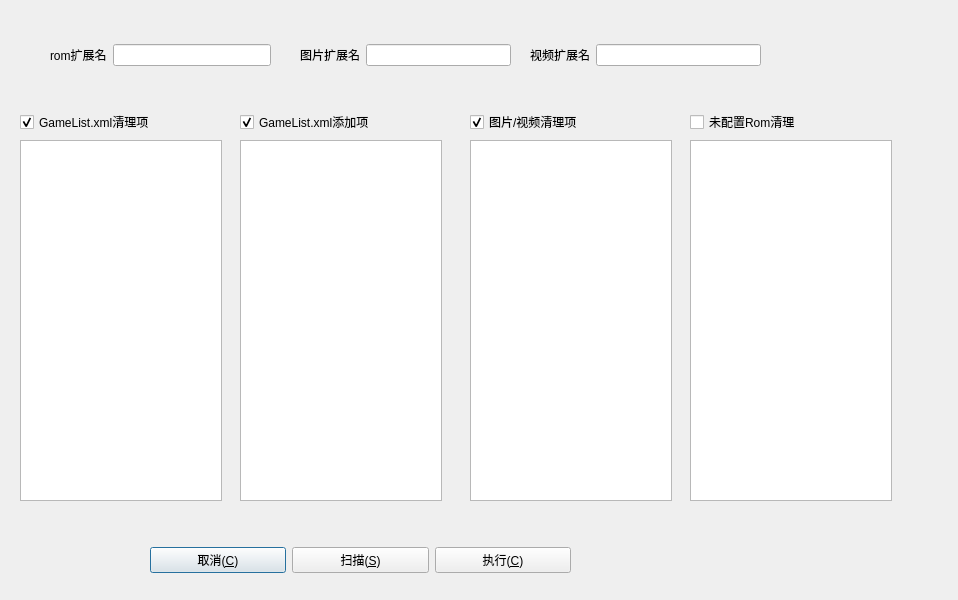
The window that gameclean.ui (xxxsen/retroeditor) describes before a commit, drawn with Qt 5.
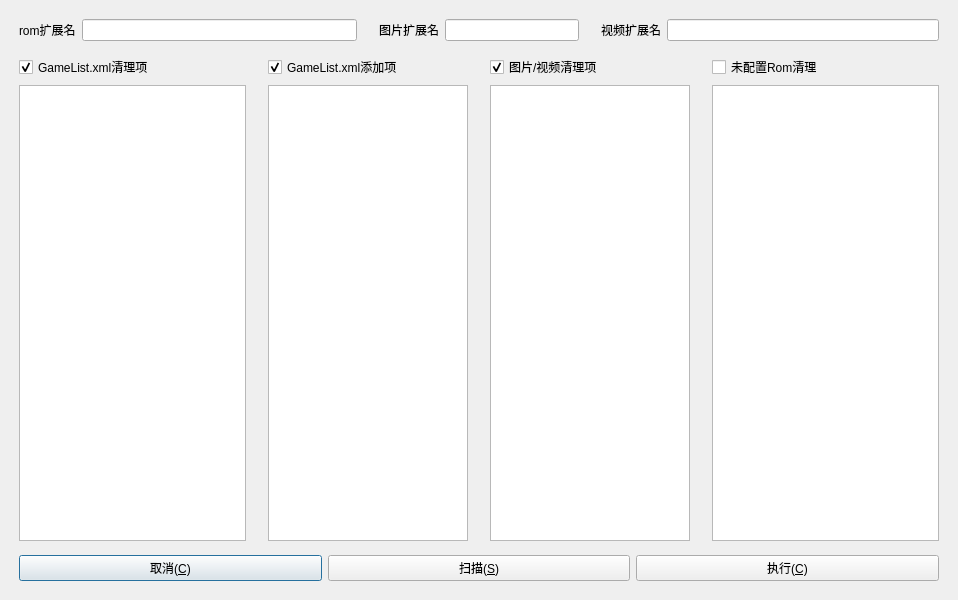
The same window after the commit.

```diff
--- a/gameclean.ui
+++ b/gameclean.ui
@@ -13,16 +13,99 @@
   <property name="windowTitle">
    <string>Gamelist.xml重建</string>
   </property>
-  <widget class="QWidget" name="gridLayoutWidget">
-   <property name="geometry">
-    <rect>
-     <x>20</x>
-     <y>110</y>
-     <width>202</width>
-     <height>391</height>
-    </rect>
-   </property>
+  <layout class="QGridLayout" name="gridLayout_3">
+   <item row="0" column="0" colspan="2">
+    <layout class="QGridLayout" name="gridLayout_6">
+     <property name="leftMargin">
+      <number>8</number>
+     </property>
+     <property name="topMargin">
+      <number>8</number>
+     </property>
+     <property name="rightMargin">
+      <number>8</number>
+     </property>
+     <property name="bottomMargin">
+      <number>8</number>
+     </property>
+     <item row="0" column="0">
+      <widget class="QLabel" name="label">
+       <property name="text">
+        <string>rom扩展名</string>
+       </property>
+      </widget>
+     </item>
+     <item row="0" column="1">
+      <widget class="QLineEdit" name="leRomExt"/>
+     </item>
+    </layout>
+   </item>
+   <item row="0" column="2" colspan="2">
+    <layout class="QGridLayout" name="gridLayout_7">
+     <property name="leftMargin">
+      <number>8</number>
+     </property>
+     <property name="topMargin">
+      <number>8</number>
+     </property>
+     <property name="rightMargin">
+      <number>8</number>
+     </property>
+     <property name="bottomMargin">
+      <number>8</number>
+     </property>
+     <item row="0" column="0">
+      <widget class="QLabel" name="label_2">
+       <property name="text">
+        <string>图片扩展名</string>
+       </property>
+      </widget>
+     </item>
+     <item row="0" column="1">
+      <widget class="QLineEdit" name="lePicExt"/>
+     </item>
+    </layout>
+   </item>
+   <item row="0" column="4" colspan="2">
+    <layout class="QGridLayout" name="gridLayout_8">
+     <property name="leftMargin">
+      <number>8</number>
+     </property>
+     <property name="topMargin">
+      <number>8</number>
+     </property>
+     <property name="rightMargin">
+      <number>8</number>
+     </property>
+     <property name="bottomMargin">
+      <number>8</number>
+     </property>
+     <item row="0" column="0">
+      <widget class="QLabel" name="label_3">
+       <property name="text">
+        <string>视频扩展名</string>
+       </property>
+      </widget>
+     </item>
+     <item row="0" column="1">
+      <widget class="QLineEdit" name="leVideoExt"/>
+     </item>
+    </layout>
+   </item>
+   <item row="1" column="0">
    <layout class="QGridLayout" name="gridLayout">
+     <property name="leftMargin">
+      <number>8</number>
+     </property>
+     <property name="topMargin">
+      <number>0</number>
+     </property>
+     <property name="rightMargin">
+      <number>8</number>
+     </property>
+     <property name="bottomMargin">
+      <number>0</number>
+     </property>
     <item row="1" column="0">
      <widget class="QListWidget" name="LstClean">
       <property name="minimumSize">
@@ -47,17 +130,21 @@
      </widget>
     </item>
    </layout>
-  </widget>
-  <widget class="QWidget" name="gridLayoutWidget_2">
-   <property name="geometry">
-    <rect>
-     <x>240</x>
-     <y>110</y>
-     <width>202</width>
-     <height>391</height>
-    </rect>
-   </property>
+   </item>
+   <item row="1" column="1" colspan="2">
    <layout class="QGridLayout" name="gridLayout_2">
+     <property name="leftMargin">
+      <number>8</number>
+     </property>
+     <property name="topMargin">
+      <number>0</number>
+     </property>
+     <property name="rightMargin">
+      <number>8</number>
+     </property>
+     <property name="bottomMargin">
+      <number>0</number>
+     </property>
     <item row="1" column="0">
      <widget class="QListWidget" name="LstAdd">
       <property name="minimumSize">
@@ -82,17 +169,21 @@
      </widget>
     </item>
    </layout>
-  </widget>
-  <widget class="QWidget" name="gridLayoutWidget_4">
-   <property name="geometry">
-    <rect>
-     <x>470</x>
-     <y>110</y>
-     <width>202</width>
-     <height>391</height>
-    </rect>
-   </property>
+   </item>
+   <item row="1" column="3" colspan="2">
    <layout class="QGridLayout" name="gridLayout_4">
+     <property name="leftMargin">
+      <number>8</number>
+     </property>
+     <property name="topMargin">
+      <number>0</number>
+     </property>
+     <property name="rightMargin">
+      <number>8</number>
+     </property>
+     <property name="bottomMargin">
+      <number>0</number>
+     </property>
     <item row="1" column="0">
      <widget class="QListWidget" name="LstCleanMedia">
       <property name="minimumSize">
@@ -117,17 +208,60 @@
      </widget>
     </item>
    </layout>
-  </widget>
-  <widget class="QWidget" name="gridLayoutWidget_5">
-   <property name="geometry">
-    <rect>
-     <x>150</x>
-     <y>520</y>
-     <width>421</width>
-     <height>80</height>
-    </rect>
-   </property>
+   </item>
+   <item row="1" column="5">
+    <layout class="QGridLayout" name="gridLayout_9">
+     <property name="leftMargin">
+      <number>8</number>
+     </property>
+     <property name="topMargin">
+      <number>0</number>
+     </property>
+     <property name="rightMargin">
+      <number>8</number>
+     </property>
+     <property name="bottomMargin">
+      <number>0</number>
+     </property>
+     <item row="1" column="0">
+      <widget class="QListWidget" name="LstCleanRom">
+       <property name="minimumSize">
+        <size>
+         <width>200</width>
+         <height>0</height>
+        </size>
+       </property>
+      </widget>
+     </item>
+     <item row="0" column="0">
+      <widget class="QCheckBox" name="cbCleanRom">
+       <property name="text">
+        <string>未配置Rom清理</string>
+       </property>
+       <property name="checked">
+        <bool>false</bool>
+       </property>
+       <property name="tristate">
+        <bool>false</bool>
+       </property>
+      </widget>
+     </item>
+    </layout>
+   </item>
+   <item row="2" column="0" colspan="6">
    <layout class="QGridLayout" name="gridLayout_5">
+     <property name="leftMargin">
+      <number>8</number>
+     </property>
+     <property name="topMargin">
+      <number>8</number>
+     </property>
+     <property name="rightMargin">
+      <number>8</number>
+     </property>
+     <property name="bottomMargin">
+      <number>8</number>
+     </property>
     <item row="0" column="0">
      <widget class="QPushButton" name="btnCancel">
       <property name="text">
@@ -150,108 +284,8 @@
      </widget>
     </item>
    </layout>
-  </widget>
-  <widget class="QWidget" name="gridLayoutWidget_6">
-   <property name="geometry">
-    <rect>
-     <x>50</x>
-     <y>30</y>
-     <width>221</width>
-     <height>51</height>
-    </rect>
-   </property>
-   <layout class="QGridLayout" name="gridLayout_6">
-    <item row="0" column="0">
-     <widget class="QLabel" name="label">
-      <property name="text">
-       <string>rom扩展名</string>
-      </property>
-     </widget>
-    </item>
-    <item row="0" column="1">
-     <widget class="QLineEdit" name="leRomExt"/>
-    </item>
-   </layout>
-  </widget>
-  <widget class="QWidget" name="gridLayoutWidget_7">
-   <property name="geometry">
-    <rect>
-     <x>300</x>
-     <y>30</y>
-     <width>211</width>
-     <height>51</height>
-    </rect>
-   </property>
-   <layout class="QGridLayout" name="gridLayout_7">
-    <item row="0" column="0">
-     <widget class="QLabel" name="label_2">
-      <property name="text">
-       <string>图片扩展名</string>
-      </property>
-     </widget>
-    </item>
-    <item row="0" column="1">
-     <widget class="QLineEdit" name="lePicExt"/>
-    </item>
-   </layout>
-  </widget>
-  <widget class="QWidget" name="gridLayoutWidget_8">
-   <property name="geometry">
-    <rect>
-     <x>530</x>
-     <y>30</y>
-     <width>231</width>
-     <height>51</height>
-    </rect>
-   </property>
-   <layout class="QGridLayout" name="gridLayout_8">
-    <item row="0" column="0">
-     <widget class="QLabel" name="label_3">
-      <property name="text">
-       <string>视频扩展名</string>
-      </property>
-     </widget>
-    </item>
-    <item row="0" column="1">
-     <widget class="QLineEdit" name="leVideoExt"/>
-    </item>
-   </layout>
-  </widget>
-  <widget class="QWidget" name="gridLayoutWidget_9">
-   <property name="geometry">
-    <rect>
-     <x>690</x>
-     <y>110</y>
-     <width>202</width>
-     <height>391</height>
-    </rect>
-   </property>
-   <layout class="QGridLayout" name="gridLayout_9">
-    <item row="1" column="0">
-     <widget class="QListWidget" name="LstCleanRom">
-      <property name="minimumSize">
-       <size>
-        <width>200</width>
-        <height>0</height>
-       </size>
-      </property>
-     </widget>
-    </item>
-    <item row="0" column="0">
-     <widget class="QCheckBox" name="cbCleanRom">
-      <property name="text">
-       <string>未配置Rom清理</string>
-      </property>
-      <property name="checked">
-       <bool>false</bool>
-      </property>
-      <property name="tristate">
-       <bool>false</bool>
-      </property>
-     </widget>
-    </item>
-   </layout>
-  </widget>
+   </item>
+  </layout>
  </widget>
  <resources/>
  <connections/>
```
Lines whose indentation alone changed are shown as unchanged.
